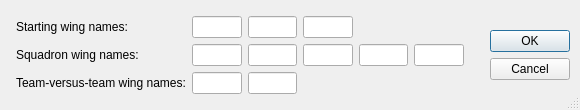
Above: qtfred/ui/CustomWingNamesDialog.ui from scp-fs2open/fs2open.github.com before the change. Below: the same form after it.
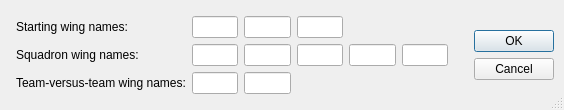
That is the form after the change.

```diff
--- a/qtfred/ui/CustomWingNamesDialog.ui
+++ b/qtfred/ui/CustomWingNamesDialog.ui
@@ -6,8 +6,8 @@
    <rect>
     <x>0</x>
     <y>0</y>
-    <width>580</width>
-    <height>104</height>
+    <width>564</width>
+    <height>101</height>
    </rect>
   </property>
   <property name="windowTitle">
```
Left out of the diff: 24 changed lines with no effect on the pictures.
